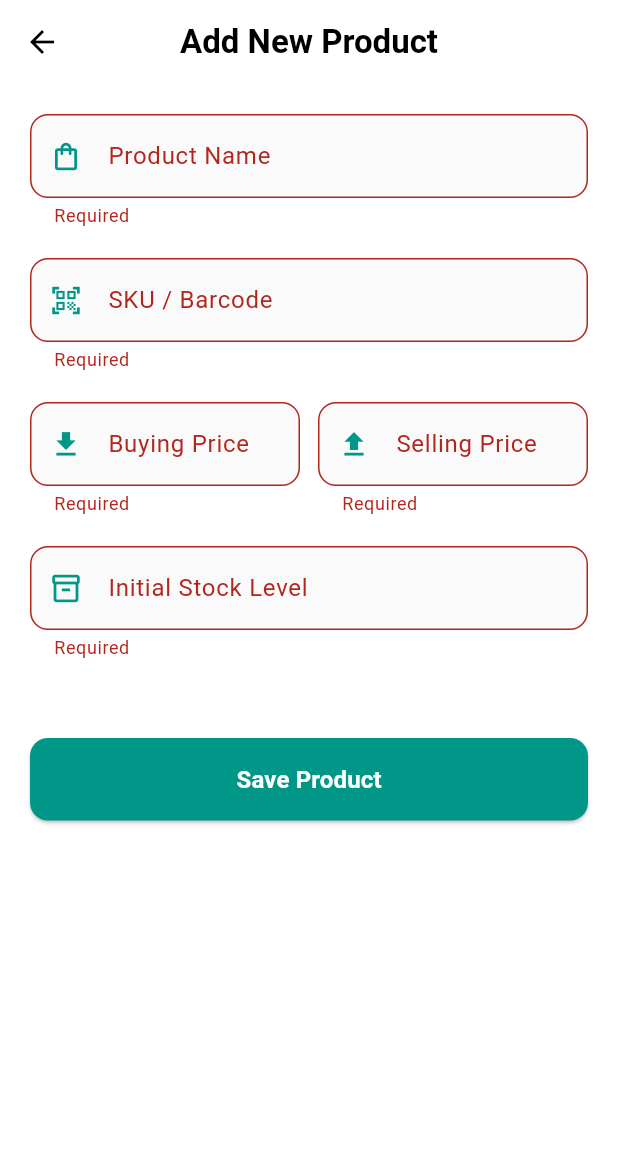
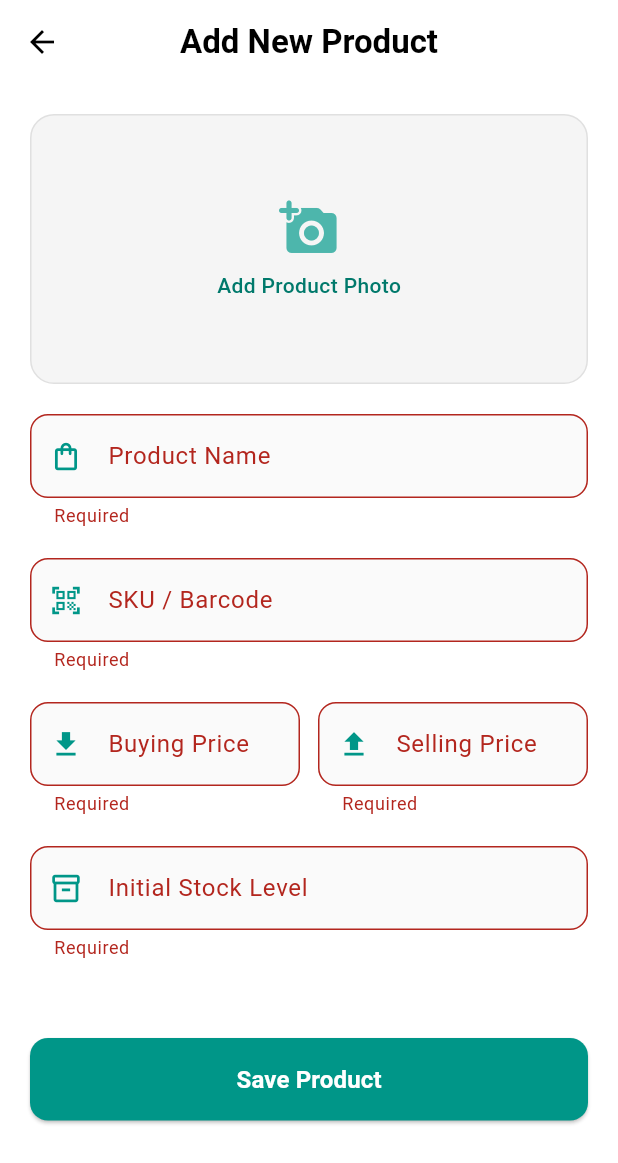
Before and after one commit to M-oses340/flutter_bloc_1, a Flutter app: the AddProductScreen screen opened directly with empty values, after a tap on "Save Product", on a phone screen of 412 x 824 dp. Shown: the top 1163 px of the screen. Run offline on Flutter 3.47's test engine with Material 3 defaults, Android fonts, the phone set to English and light mode, and no system bars; our stand-ins replace connectivity_plus, equatable, flutter_bloc, flutter_dotenv, flutter_secure_storage, image_picker and 1 more; accounts and stored records are empty.

Commit message:
add product image

```diff
--- a/lib/features/products/bloc/products_event.dart
+++ b/lib/features/products/bloc/products_event.dart
@@ -1,27 +1,45 @@
-abstract class ProductEvent {
+import 'dart:io';
+import 'package:equatable/equatable.dart';
+
+abstract class ProductEvent extends Equatable {
   const ProductEvent();
+
+  @override
+  List<Object?> get props => [];
 }
 
 class GetProductsRequested extends ProductEvent {
   final int shopId;
   const GetProductsRequested(this.shopId);
+
+  @override
+  List<Object?> get props => [shopId];
 }
 
-/// Event triggered when the user submits the Add Product form
 class AddProductRequested extends ProductEvent {
   final Map<String, dynamic> productData;
+  final File? imageFile;
   final int shopId;
 
   const AddProductRequested({
     required this.productData,
+    this.imageFile,
     required this.shopId,
   });
+
+  @override
+  List<Object?> get props => [productData, imageFile, shopId];
 }
+
 class FilterByCategoryRequested extends ProductEvent {
   final int categoryId;
   final int shopId;
 
-  const FilterByCategoryRequested({required this.categoryId, required this.shopId});
+  const FilterByCategoryRequested({
+    required this.categoryId,
+    required this.shopId
+  });
 
+  @override
   List<Object?> get props => [categoryId, shopId];
 }
--- a/lib/features/products/presentation/screens/add_product_screen.dart
+++ b/lib/features/products/presentation/screens/add_product_screen.dart
@@ -1,5 +1,7 @@
+import 'dart:io';
 import 'package:flutter/material.dart';
 import 'package:flutter_bloc/flutter_bloc.dart';
+import 'package:image_picker/image_picker.dart';
 import '../../bloc/products_bloc.dart';
 import '../../bloc/products_event.dart';
 import '../../bloc/products_state.dart';
@@ -14,28 +16,55 @@ class AddProductScreen extends StatefulWidget {
 
 class _AddProductScreenState extends State<AddProductScreen> {
   final _formKey = GlobalKey<FormState>();
+
+  // Controllers
   final _nameController = TextEditingController();
   final _skuController = TextEditingController();
   final _buyingPriceController = TextEditingController();
   final _sellingPriceController = TextEditingController();
   final _quantityController = TextEditingController();
 
+  // Image handling - No more base64 string needed here
+  File? _selectedImage;
+
+  /// Picks an image from the gallery
+  Future<void> _pickImage() async {
+    final ImagePicker picker = ImagePicker();
+    final XFile? image = await picker.pickImage(
+      source: ImageSource.gallery,
+      maxWidth: 1000, // Reduced slightly for better upload speed
+      imageQuality: 80,
+    );
+
+    if (image != null) {
+      setState(() {
+        _selectedImage = File(image.path);
+      });
+    }
+  }
+
   void _onSavePressed(BuildContext context) {
     if (!_formKey.currentState!.validate()) return;
 
+    // We prepare the text fields
     final productData = {
       "name": _nameController.text.trim(),
       "sku": _skuController.text.trim(),
       "shop": widget.shopId,
-      "buying_price": double.parse(_buyingPriceController.text),
-      "selling_price": double.parse(_sellingPriceController.text),
-      "remaining_quantity": double.parse(_quantityController.text),
-      "category": 1,
+      "buying_price": _buyingPriceController.text.trim(),
+      "selling_price": _sellingPriceController.text.trim(),
+      "remaining_quantity": _quantityController.text.trim(),
+      "category": 1, // You might want to make this dynamic later
       "is_active": true,
     };
 
+    // We dispatch the event with the actual File object
     context.read<ProductBloc>().add(
-        AddProductRequested(productData: productData, shopId: widget.shopId)
+      AddProductRequested(
+        productData: productData,
+        imageFile: _selectedImage, // Pass the File directly
+        shopId: widget.shopId,
+      ),
     );
   }
 
@@ -44,15 +73,15 @@ class _AddProductScreenState extends State<AddProductScreen> {
     return Scaffold(
       backgroundColor: Colors.white,
       appBar: AppBar(
-        title: const Text("Add New Product", style: TextStyle(fontWeight: FontWeight.bold)),
+        title: const Text("Add New Product",
+            style: TextStyle(fontWeight: FontWeight.bold, color: Colors.black)),
         centerTitle: true,
         elevation: 0,
         backgroundColor: Colors.white,
         foregroundColor: Colors.black,
       ),
       body: BlocListener<ProductBloc, ProductState>(
-        // Use listenWhen to react only to Success or Error for this screen
-        listenWhen: (previous, current) => current is ProductAddSuccess || current is ProductError,
+        listenWhen: (prev, curr) => curr is ProductAddSuccess || curr is ProductError,
         listener: (context, state) {
           if (state is ProductAddSuccess) {
             ScaffoldMessenger.of(context).showSnackBar(
@@ -72,6 +101,8 @@ class _AddProductScreenState extends State<AddProductScreen> {
             child: Column(
               crossAxisAlignment: CrossAxisAlignment.start,
               children: [
+                _buildImagePicker(),
+                const SizedBox(height: 20),
                 _buildInput(_nameController, "Product Name", Icons.shopping_bag_outlined),
                 _buildInput(_skuController, "SKU / Barcode", Icons.qr_code_scanner),
                 Row(
@@ -83,9 +114,46 @@ class _AddProductScreenState extends State<AddProductScreen> {
                 ),
                 _buildInput(_quantityController, "Initial Stock Level", Icons.inventory_2_outlined, isNum: true),
                 const SizedBox(height: 32),
+                _buildSaveButton(),
+              ],
+            ),
+          ),
+        ),
+      ),
+    );
+  }
 
-                // Only build the button part based on state
-                BlocBuilder<ProductBloc, ProductState>(
+  Widget _buildImagePicker() {
+    return GestureDetector(
+      onTap: _pickImage,
+      child: Container(
+        width: double.infinity,
+        height: 180,
+        decoration: BoxDecoration(
+          color: Colors.grey[100],
+          borderRadius: BorderRadius.circular(16),
+          border: Border.all(color: Colors.grey[300]!, width: 1),
+        ),
+        child: _selectedImage != null
+            ? ClipRRect(
+          borderRadius: BorderRadius.circular(16),
+          child: Image.file(_selectedImage!, fit: BoxFit.cover),
+        )
+            : Column(
+          mainAxisAlignment: MainAxisAlignment.center,
+          children: [
+            Icon(Icons.add_a_photo_rounded, size: 40, color: Colors.teal[300]),
+            const SizedBox(height: 8),
+            Text("Add Product Photo",
+                style: TextStyle(color: Colors.teal[700], fontWeight: FontWeight.w500)),
+          ],
+        ),
+      ),
+    );
+  }
+
+  Widget _buildSaveButton() {
+    return BlocBuilder<ProductBloc, ProductState>(
       builder: (context, state) {
         final isAdding = state is ProductAdding;
         return SizedBox(
@@ -101,18 +169,13 @@ class _AddProductScreenState extends State<AddProductScreen> {
                 ? const SizedBox(
               height: 20,
               width: 20,
-                            child: CircularProgressIndicator(color: Colors.white, strokeWidth: 2)
+              child: CircularProgressIndicator(color: Colors.white, strokeWidth: 2),
             )
-                            : const Text("Save Product", style: TextStyle(color: Colors.white, fontSize: 16, fontWeight: FontWeight.bold)),
+                : const Text("Save Product",
+                style: TextStyle(color: Colors.white, fontSize: 16, fontWeight: FontWeight.bold)),
           ),
         );
       },
-                ),
-              ],
-            ),
-          ),
-        ),
-      ),
     );
   }
 
@@ -136,7 +199,7 @@ class _AddProductScreenState extends State<AddProductScreen> {
             borderSide: BorderSide(color: Colors.grey[200]!),
           ),
         ),
-        validator: (value) => value == null || value.isEmpty ? "Required" : null,
+        validator: (value) => (value == null || value.isEmpty) ? "Required" : null,
       ),
     );
   }
--- a/pubspec.yaml
+++ b/pubspec.yaml
@@ -42,6 +42,9 @@ dependencies:
   intl: ^0.20.2
   connectivity_plus: ^7.0.0
   shared_preferences:
+  image_picker: ^1.2.1
+  dio: ^5.9.1
+  path: ^1.9.1
 
 dev_dependencies:
   flutter_test:
```
Also changed, not shown: lib/features/products/bloc/products_bloc.dart (+15 -10 lines), lib/features/products/data/repositories/product_repository.dart (+39 -12 lines), lib/features/products/presentation/widgets/product_list_tile.dart (+60 -25 lines), pubspec.lock, 5 other files. Lines whose indentation alone changed are shown as unchanged.
